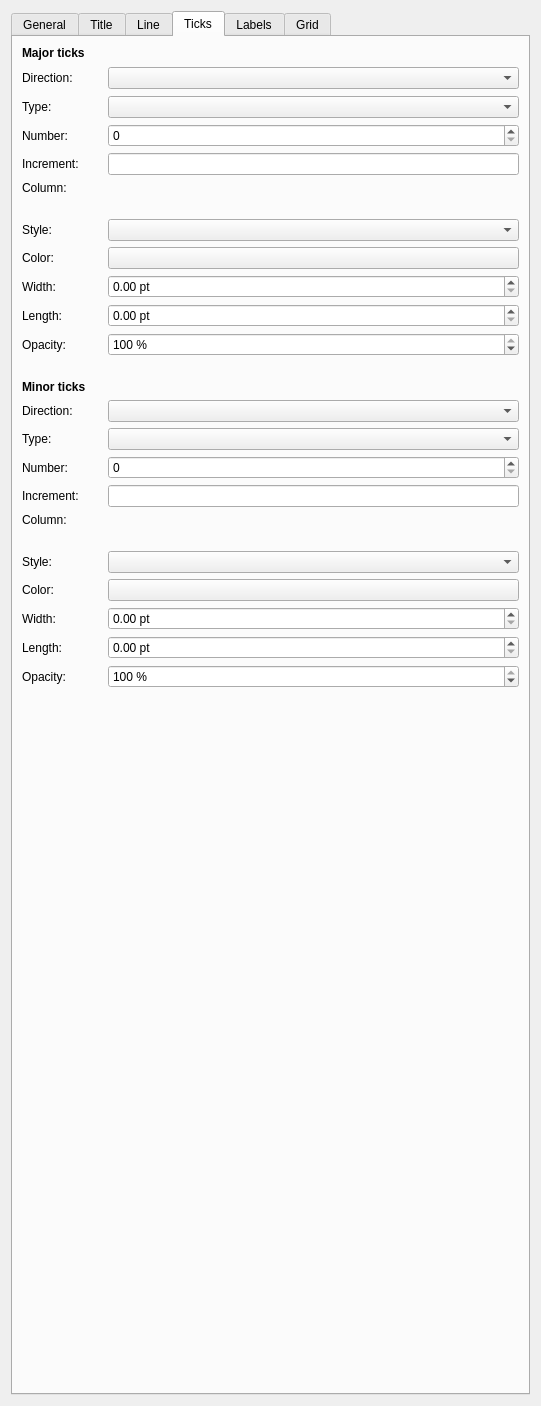
Qt form src/kdefrontend/ui/dockwidgets/axisdock.ui (Murmele/labplot) before a commit.
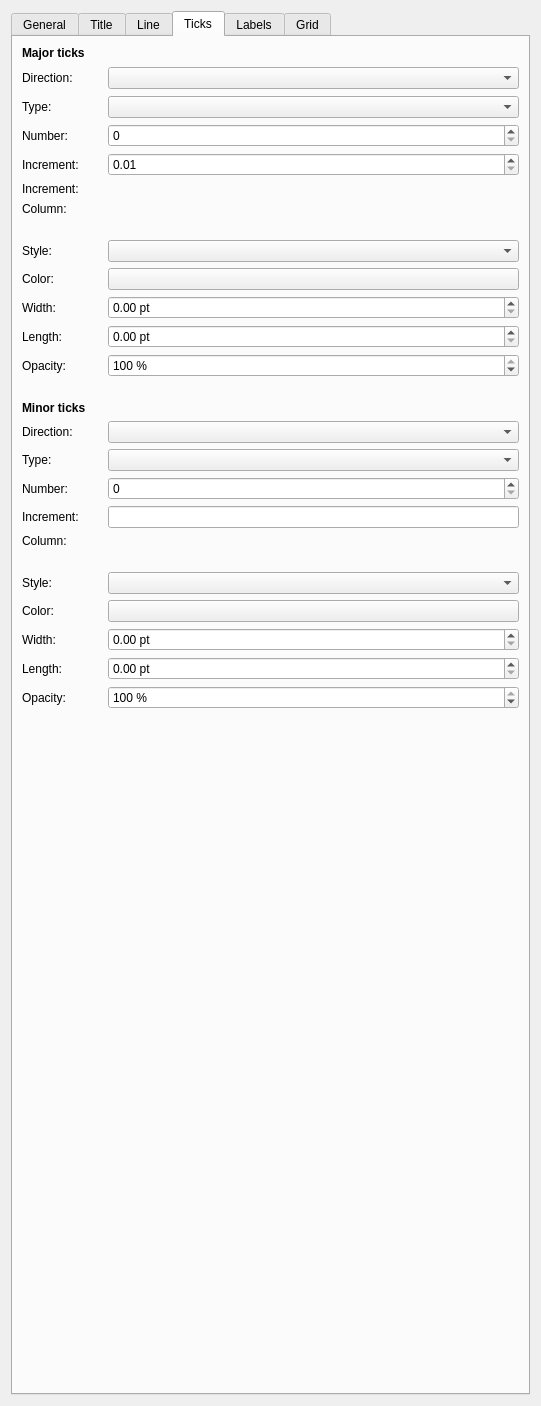
The same form after that commit. The open tabs and pages were chosen to show the change. Custom widgets are drawn as their Qt base class.

Commit message: add spinbox for DateTime

What changed in the file:
```diff
--- a/src/kdefrontend/ui/dockwidgets/axisdock.ui
+++ b/src/kdefrontend/ui/dockwidgets/axisdock.ui
@@ -29,7 +29,7 @@
       </size>
      </property>
      <property name="currentIndex">
-      <number>4</number>
+      <number>3</number>
      </property>
      <widget class="QWidget" name="tabGeneral">
       <attribute name="title">
@@ -517,103 +517,67 @@
        <string>Ticks</string>
       </attribute>
       <layout class="QGridLayout" name="gridLayout_2">
-       <item row="1" column="1">
-        <spacer name="horizontalSpacer_3">
-         <property name="orientation">
-          <enum>Qt::Horizontal</enum>
+       <item row="12" column="2">
+        <widget class="QDoubleSpinBox" name="sbMajorTicksLength">
+         <property name="suffix">
+          <string> pt</string>
          </property>
-         <property name="sizeType">
-          <enum>QSizePolicy::Fixed</enum>
+         <property name="singleStep">
+          <double>0.500000000000000</double>
          </property>
-         <property name="sizeHint" stdset="0">
-          <size>
-           <width>17</width>
-           <height>24</height>
-          </size>
-         </property>
-        </spacer>
-       </item>
-       <item row="1" column="2">
-        <widget class="KComboBox" name="cbMajorTicksDirection"/>
-       </item>
-       <item row="2" column="0">
-        <widget class="QLabel" name="lMajorTicksType">
-         <property name="text">
-          <string>Type:</string>
-         </property>
         </widget>
        </item>
-       <item row="2" column="2">
-        <widget class="KComboBox" name="cbMajorTicksType"/>
-       </item>
-       <item row="3" column="0">
-        <widget class="QLabel" name="lMajorTicksNumber">
+       <item row="23" column="0">
+        <widget class="QLabel" name="lMinorTicksColor">
          <property name="text">
-          <string>Number:</string>
+          <string>Color:</string>
          </property>
         </widget>
        </item>
-       <item row="3" column="2">
-        <widget class="QSpinBox" name="sbMajorTicksNumber"/>
-       </item>
-       <item row="4" column="0">
-        <widget class="QLabel" name="lMajorTicksIncrement">
+       <item row="16" column="0">
+        <widget class="QLabel" name="lMinorTicksDirection">
          <property name="text">
-          <string>Increment:</string>
+          <string>Direction:</string>
          </property>
         </widget>
        </item>
-       <item row="4" column="2">
-        <widget class="QLineEdit" name="leMajorTicksIncrement"/>
-       </item>
-       <item row="5" column="0">
-        <widget class="QLabel" name="lMajorTicksColumn">
+       <item row="15" column="0" colspan="3">
+        <widget class="QLabel" name="lMinorTicks">
+         <property name="font">
+          <font>
+           <weight>75</weight>
+           <bold>true</bold>
+          </font>
+         </property>
          <property name="text">
-          <string>Column:</string>
+          <string>Minor ticks</string>
          </property>
         </widget>
        </item>
-       <item row="6" column="0">
-        <spacer name="verticalSpacer_6">
+       <item row="19" column="2">
+        <widget class="QLineEdit" name="leMinorTicksIncrement"/>
+       </item>
+       <item row="27" column="0">
+        <spacer name="verticalSpacer_4">
          <property name="orientation">
           <enum>Qt::Vertical</enum>
          </property>
-         <property name="sizeType">
-          <enum>QSizePolicy::Fixed</enum>
-         </property>
          <property name="sizeHint" stdset="0">
           <size>
-           <width>20</width>
-           <height>18</height>
+           <width>48</width>
+           <height>301</height>
           </size>
          </property>
         </spacer>
        </item>
-       <item row="7" column="0">
-        <widget class="QLabel" name="lMajorTicksLineStyle">
-         <property name="text">
-          <string>Style:</string>
-         </property>
-        </widget>
-       </item>
-       <item row="7" column="2">
-        <widget class="KComboBox" name="cbMajorTicksLineStyle">
-         <property name="sizePolicy">
-          <sizepolicy hsizetype="Expanding" vsizetype="Fixed">
-           <horstretch>0</horstretch>
-           <verstretch>0</verstretch>
-          </sizepolicy>
-         </property>
-        </widget>
-       </item>
-       <item row="8" column="0">
+       <item row="10" column="0">
         <widget class="QLabel" name="lMajorTicksColor">
          <property name="text">
           <string>Color:</string>
          </property>
         </widget>
        </item>
-       <item row="8" column="2">
+       <item row="10" column="2">
         <widget class="KColorButton" name="kcbMajorTicksColor">
          <property name="sizePolicy">
           <sizepolicy hsizetype="Preferred" vsizetype="Fixed">
@@ -623,79 +587,21 @@
          </property>
         </widget>
        </item>
-       <item row="9" column="0">
-        <widget class="QLabel" name="lMajorTicksWidth">
+       <item row="17" column="0">
+        <widget class="QLabel" name="lMinorTicksType">
          <property name="text">
-          <string>Width:</string>
+          <string>Type:</string>
          </property>
         </widget>
        </item>
-       <item row="9" column="2">
-        <widget class="QDoubleSpinBox" name="sbMajorTicksWidth">
-         <property name="suffix">
-          <string> pt</string>
-         </property>
-         <property name="singleStep">
-          <double>0.500000000000000</double>
-         </property>
-        </widget>
-       </item>
-       <item row="10" column="0">
+       <item row="12" column="0">
         <widget class="QLabel" name="lMajorTicksLength">
          <property name="text">
           <string>Length:</string>
          </property>
         </widget>
        </item>
-       <item row="10" column="2">
-        <widget class="QDoubleSpinBox" name="sbMajorTicksLength">
-         <property name="suffix">
-          <string> pt</string>
-         </property>
-         <property name="singleStep">
-          <double>0.500000000000000</double>
-         </property>
-        </widget>
-       </item>
-       <item row="11" column="0">
-        <widget class="QLabel" name="lMajorTicksOpacity">
-         <property name="text">
-          <string>Opacity:</string>
-         </property>
-        </widget>
-       </item>
-       <item row="11" column="2">
-        <widget class="QSpinBox" name="sbMajorTicksOpacity">
-         <property name="sizePolicy">
-          <sizepolicy hsizetype="Preferred" vsizetype="Fixed">
-           <horstretch>0</horstretch>
-           <verstretch>0</verstretch>
-          </sizepolicy>
-         </property>
-         <property name="toolTip">
-          <string>The opacity ranges from 0 to 100, where 0 is fully transparent and 100 is fully opaque.</string>
-         </property>
-         <property name="suffix">
-          <string> %</string>
-         </property>
-         <property name="prefix">
-          <string/>
-         </property>
-         <property name="minimum">
-          <number>0</number>
-         </property>
-         <property name="maximum">
-          <number>100</number>
-         </property>
-         <property name="singleStep">
-          <number>10</number>
-         </property>
-         <property name="value">
-          <number>100</number>
-         </property>
-        </widget>
-       </item>
-       <item row="12" column="0">
+       <item row="14" column="0">
         <spacer name="verticalSpacer_10">
          <property name="orientation">
           <enum>Qt::Vertical</enum>
@@ -711,77 +617,24 @@
          </property>
         </spacer>
        </item>
-       <item row="14" column="0">
-        <widget class="QLabel" name="lMinorTicksDirection">
-         <property name="text">
-          <string>Direction:</string>
-         </property>
-        </widget>
-       </item>
-       <item row="14" column="2">
-        <widget class="KComboBox" name="cbMinorTicksDirection"/>
-       </item>
-       <item row="15" column="0">
-        <widget class="QLabel" name="lMinorTicksType">
-         <property name="text">
-          <string>Type:</string>
-         </property>
-        </widget>
-       </item>
-       <item row="15" column="2">
-        <widget class="KComboBox" name="cbMinorTicksType"/>
-       </item>
-       <item row="16" column="0">
-        <widget class="QLabel" name="lMinorTicksNumber">
-         <property name="text">
-          <string>Number:</string>
-         </property>
-        </widget>
-       </item>
-       <item row="16" column="2">
-        <widget class="QSpinBox" name="sbMinorTicksNumber"/>
-       </item>
-       <item row="17" column="0">
-        <widget class="QLabel" name="lMinorTicksIncrement">
-         <property name="text">
-          <string>Increment:</string>
-         </property>
-        </widget>
-       </item>
-       <item row="17" column="2">
-        <widget class="QLineEdit" name="leMinorTicksIncrement"/>
+       <item row="1" column="2">
+        <widget class="KComboBox" name="cbMajorTicksDirection"/>
        </item>
        <item row="18" column="0">
-        <widget class="QLabel" name="lMinorTicksColumn">
+        <widget class="QLabel" name="lMinorTicksNumber">
          <property name="text">
-          <string>Column:</string>
+          <string>Number:</string>
          </property>
         </widget>
        </item>
-       <item row="19" column="0">
-        <spacer name="verticalSpacer_12">
-         <property name="orientation">
-          <enum>Qt::Vertical</enum>
-         </property>
-         <property name="sizeType">
-          <enum>QSizePolicy::Fixed</enum>
-         </property>
-         <property name="sizeHint" stdset="0">
-          <size>
-           <width>20</width>
-           <height>18</height>
-          </size>
-         </property>
-        </spacer>
-       </item>
-       <item row="20" column="0">
-        <widget class="QLabel" name="lMinorTicksLineStyle">
+       <item row="25" column="0">
+        <widget class="QLabel" name="lMinorTicksLength">
          <property name="text">
-          <string>Style:</string>
+          <string>Length:</string>
          </property>
         </widget>
        </item>
-       <item row="20" column="2">
+       <item row="22" column="2">
         <widget class="KComboBox" name="cbMinorTicksLineStyle">
          <property name="sizePolicy">
           <sizepolicy hsizetype="Expanding" vsizetype="Fixed">
@@ -792,47 +645,111 @@
         </widget>
        </item>
        <item row="21" column="0">
-        <widget class="QLabel" name="lMinorTicksColor">
+        <spacer name="verticalSpacer_12">
+         <property name="orientation">
+          <enum>Qt::Vertical</enum>
+         </property>
+         <property name="sizeType">
+          <enum>QSizePolicy::Fixed</enum>
+         </property>
+         <property name="sizeHint" stdset="0">
+          <size>
+           <width>20</width>
+           <height>18</height>
+          </size>
+         </property>
+        </spacer>
+       </item>
+       <item row="0" column="0" colspan="3">
+        <widget class="QLabel" name="lMajorTicks">
+         <property name="font">
+          <font>
+           <weight>75</weight>
+           <bold>true</bold>
+          </font>
+         </property>
          <property name="text">
-          <string>Color:</string>
+          <string>Major ticks</string>
          </property>
         </widget>
        </item>
-       <item row="21" column="2">
-        <widget class="KColorButton" name="kcbMinorTicksColor">
-         <property name="sizePolicy">
-          <sizepolicy hsizetype="Preferred" vsizetype="Fixed">
-           <horstretch>0</horstretch>
-           <verstretch>0</verstretch>
-          </sizepolicy>
+       <item row="4" column="0">
+        <widget class="QLabel" name="lMajorTicksIncrementNumeric">
+         <property name="text">
+          <string>Increment:</string>
          </property>
         </widget>
        </item>
+       <item row="16" column="2">
+        <widget class="KComboBox" name="cbMinorTicksDirection"/>
+       </item>
+       <item row="9" column="0">
+        <widget class="QLabel" name="lMajorTicksLineStyle">
+         <property name="text">
+          <string>Style:</string>
+         </property>
+        </widget>
+       </item>
+       <item row="3" column="2">
+        <widget class="QSpinBox" name="sbMajorTicksNumber"/>
+       </item>
+       <item row="8" column="0">
+        <spacer name="verticalSpacer_6">
+         <property name="orientation">
+          <enum>Qt::Vertical</enum>
+         </property>
+         <property name="sizeType">
+          <enum>QSizePolicy::Fixed</enum>
+         </property>
+         <property name="sizeHint" stdset="0">
+          <size>
+           <width>20</width>
+           <height>18</height>
+          </size>
+         </property>
+        </spacer>
+       </item>
+       <item row="1" column="1">
+        <spacer name="horizontalSpacer_3">
+         <property name="orientation">
+          <enum>Qt::Horizontal</enum>
+         </property>
+         <property name="sizeType">
+          <enum>QSizePolicy::Fixed</enum>
+         </property>
+         <property name="sizeHint" stdset="0">
+          <size>
+           <width>17</width>
+           <height>24</height>
+          </size>
+         </property>
+        </spacer>
+       </item>
        <item row="22" column="0">
-        <widget class="QLabel" name="lMinorTicksWidth">
+        <widget class="QLabel" name="lMinorTicksLineStyle">
+         <property name="text">
+          <string>Style:</string>
+         </property>
+        </widget>
+       </item>
+       <item row="11" column="0">
+        <widget class="QLabel" name="lMajorTicksWidth">
          <property name="text">
           <string>Width:</string>
          </property>
         </widget>
        </item>
-       <item row="22" column="2">
-        <widget class="QDoubleSpinBox" name="sbMinorTicksWidth">
-         <property name="suffix">
-          <string> pt</string>
-         </property>
-         <property name="singleStep">
-          <double>0.500000000000000</double>
-         </property>
-        </widget>
-       </item>
-       <item row="23" column="0">
-        <widget class="QLabel" name="lMinorTicksLength">
-         <property name="text">
-          <string>Length:</string>
-         </property>
-        </widget>
-       </item>
        <item row="23" column="2">
+        <widget class="KColorButton" name="kcbMinorTicksColor">
+         <property name="sizePolicy">
+          <sizepolicy hsizetype="Preferred" vsizetype="Fixed">
+           <horstretch>0</horstretch>
+           <verstretch>0</verstretch>
+          </sizepolicy>
+         </property>
+        </widget>
+       </item>
+       <item row="25" column="2">
         <widget class="QDoubleSpinBox" name="sbMinorTicksLength">
          <property name="suffix">
           <string> pt</string>
@@ -842,77 +759,109 @@
          </property>
         </widget>
        </item>
-       <item row="24" column="0">
+       <item row="18" column="2">
+        <widget class="QSpinBox" name="sbMinorTicksNumber"/>
+       </item>
+       <item row="26" column="0">
         <widget class="QLabel" name="lMinorTicksOpacity">
          <property name="text">
           <string>Opacity:</string>
          </property>
         </widget>
        </item>
+       <item row="13" column="2">
+        <widget class="QSpinBox" name="sbMajorTicksOpacity">
+         <property name="sizePolicy">
+          <sizepolicy hsizetype="Preferred" vsizetype="Fixed">
+           <horstretch>0</horstretch>
+           <verstretch>0</verstretch>
+          </sizepolicy>
+         </property>
+         <property name="toolTip">
+          <string>The opacity ranges from 0 to 100, where 0 is fully transparent and 100 is fully opaque.</string>
+         </property>
+         <property name="suffix">
+          <string> %</string>
+         </property>
+         <property name="prefix">
+          <string/>
+         </property>
+         <property name="minimum">
+          <number>0</number>
+         </property>
+         <property name="maximum">
+          <number>100</number>
+         </property>
+         <property name="singleStep">
+          <number>10</number>
+         </property>
+         <property name="value">
+          <number>100</number>
+         </property>
+        </widget>
+       </item>
+       <item row="7" column="0">
+        <widget class="QLabel" name="lMajorTicksColumn">
+         <property name="text">
+          <string>Column:</string>
+         </property>
+        </widget>
+       </item>
+       <item row="11" column="2">
+        <widget class="QDoubleSpinBox" name="sbMajorTicksWidth">
+         <property name="suffix">
+          <string> pt</string>
+         </property>
+         <property name="singleStep">
+          <double>0.500000000000000</double>
+         </property>
+        </widget>
+       </item>
+       <item row="2" column="0">
+        <widget class="QLabel" name="lMajorTicksType">
+         <property name="text">
+          <string>Type:</string>
+         </property>
+        </widget>
+       </item>
+       <item row="2" column="2">
+        <widget class="KComboBox" name="cbMajorTicksType"/>
+       </item>
+       <item row="3" column="0">
+        <widget class="QLabel" name="lMajorTicksNumber">
+         <property name="text">
+          <string>Number:</string>
+         </property>
+        </widget>
+       </item>
+       <item row="13" column="0">
+        <widget class="QLabel" name="lMajorTicksOpacity">
+         <property name="text">
+          <string>Opacity:</string>
+         </property>
+        </widget>
+       </item>
+       <item row="24" column="0">
+        <widget class="QLabel" name="lMinorTicksWidth">
+         <property name="text">
+          <string>Width:</string>
+         </property>
+        </widget>
+       </item>
        <item row="24" column="2">
-        <widget class="QSpinBox" name="sbMinorTicksOpacity">
-         <property name="sizePolicy">
-          <sizepolicy hsizetype="Preferred" vsizetype="Fixed">
-           <horstretch>0</horstretch>
-           <verstretch>0</verstretch>
-          </sizepolicy>
-         </property>
-         <property name="toolTip">
-          <string>The opacity ranges from 0 to 100, where 0 is fully transparent and 100 is fully opaque.</string>
-         </property>
+        <widget class="QDoubleSpinBox" name="sbMinorTicksWidth">
          <property name="suffix">
-          <string> %</string>
-         </property>
-         <property name="minimum">
-          <number>0</number>
-         </property>
-         <property name="maximum">
-          <number>100</number>
+          <string> pt</string>
          </property>
          <property name="singleStep">
-          <number>10</number>
+          <double>0.500000000000000</double>
          </property>
-         <property name="value">
-          <number>100</number>
-         </property>
         </widget>
        </item>
-       <item row="25" column="0">
-        <spacer name="verticalSpacer_4">
-         <property name="orientation">
-          <enum>Qt::Vertical</enum>
-         </property>
-         <property name="sizeHint" stdset="0">
-          <size>
-           <width>48</width>
-           <height>301</height>
-          </size>
-         </property>
-        </spacer>
-       </item>
-       <item row="0" column="0" colspan="3">
-        <widget class="QLabel" name="lMajorTicks">
-         <property name="font">
-          <font>
-           <weight>75</weight>
-           <bold>true</bold>
-          </font>
-         </property>
+       <item row="20" column="0">
+        <widget class="QLabel" name="lMinorTicksColumn">
          <property name="text">
-          <string>Major ticks</string>
-         </property>
-        </widget>
-       </item>
-       <item row="13" column="0" colspan="3">
-        <widget class="QLabel" name="lMinorTicks">
-         <property name="font">
-          <font>
-           <weight>75</weight>
-           <bold>true</bold>
-          </font>
-         </property>
-         <property name="text">
-          <string>Minor ticks</string>
+          <string>Column:</string>
          </property>
         </widget>
        </item>
@@ -923,6 +872,71 @@
          </property>
         </widget>
        </item>
+       <item row="17" column="2">
+        <widget class="KComboBox" name="cbMinorTicksType"/>
+       </item>
+       <item row="26" column="2">
+        <widget class="QSpinBox" name="sbMinorTicksOpacity">
+         <property name="sizePolicy">
+          <sizepolicy hsizetype="Preferred" vsizetype="Fixed">
+           <horstretch>0</horstretch>
+           <verstretch>0</verstretch>
+          </sizepolicy>
+         </property>
+         <property name="toolTip">
+          <string>The opacity ranges from 0 to 100, where 0 is fully transparent and 100 is fully opaque.</string>
+         </property>
+         <property name="suffix">
+          <string> %</string>
+         </property>
+         <property name="minimum">
+          <number>0</number>
+         </property>
+         <property name="maximum">
+          <number>100</number>
+         </property>
+         <property name="singleStep">
+          <number>10</number>
+         </property>
+         <property name="value">
+          <number>100</number>
+         </property>
+        </widget>
+       </item>
+       <item row="9" column="2">
+        <widget class="KComboBox" name="cbMajorTicksLineStyle">
+         <property name="sizePolicy">
+          <sizepolicy hsizetype="Expanding" vsizetype="Fixed">
+           <horstretch>0</horstretch>
+           <verstretch>0</verstretch>
+          </sizepolicy>
+         </property>
+        </widget>
+       </item>
+       <item row="19" column="0">
+        <widget class="QLabel" name="lMinorTicksIncrement">
+         <property name="text">
+          <string>Increment:</string>
+         </property>
+        </widget>
+       </item>
+       <item row="4" column="2">
+        <widget class="QDoubleSpinBox" name="sbMajorTicksIncrementNumeric">
+         <property name="minimum">
+          <double>0.010000000000000</double>
+         </property>
+         <property name="maximum">
+          <double>999999999999999.000000000000000</double>
+         </property>
+        </widget>
+       </item>
+       <item row="6" column="0">
+        <widget class="QLabel" name="lMajorTicksIncrementDateTime">
+         <property name="text">
+          <string>Increment:</string>
+         </property>
+        </widget>
+       </item>
       </layout>
      </widget>
      <widget class="QWidget" name="tabLabels">
```
The commit also changes 6 other files.
